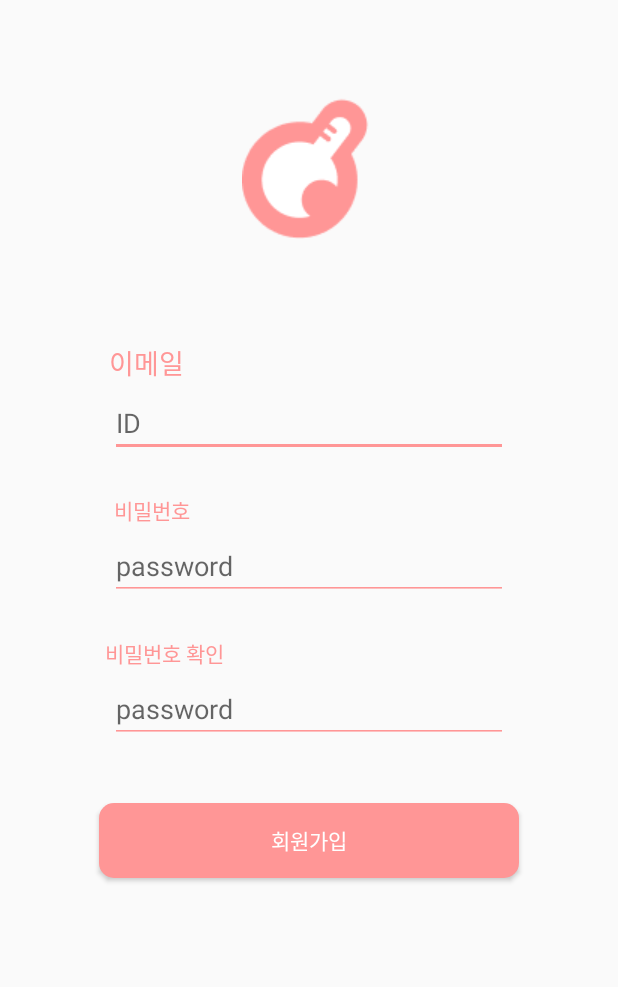
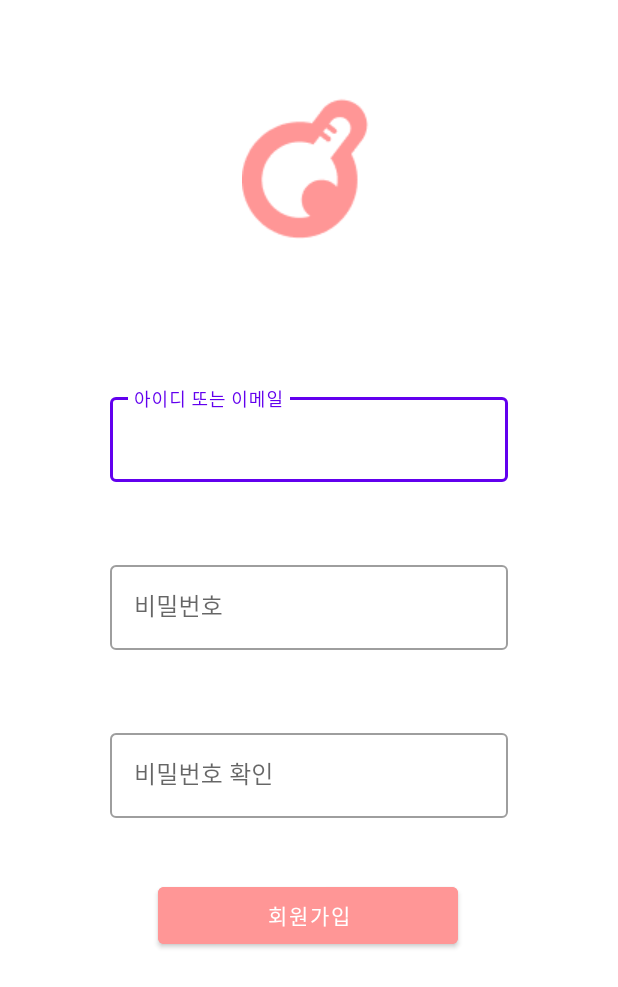
Before and after one commit to BTS-development/BTS_App, an Android app: the SignupActivity screen opened directly, with no data from a screen before it, on a phone screen of 412 x 824 dp. Shown: the top 987 px of the screen. Run offline under Robolectric (Android 15) with nearby library versions, the phone set to English and light mode, and no system bars.

Commit message:
[UPDATE] update Material Design

```diff
--- a/BluetoothTemperatureSubmitter/app/src/main/res/drawable/shape2.xml
+++ b/BluetoothTemperatureSubmitter/app/src/main/res/drawable/shape2.xml
@@ -3,9 +3,6 @@
     <size
         android:width="280dp"
         android:height="50dp"
-        />
-    <solid
-        android:color="#FF9696"
         />
     <padding
         android:bottom="1dp"
--- a/BluetoothTemperatureSubmitter/app/src/main/res/layout/activity_main_page.xml
+++ b/BluetoothTemperatureSubmitter/app/src/main/res/layout/activity_main_page.xml
@@ -29,7 +29,7 @@
                 android:layout_marginTop="40dp"
                 android:src="@color/colorPrimary"
                 app:civ_border_color="#FF9696"
-                app:civ_border_width="2dp"></de.hdodenhof.circleimageview.CircleImageView>
+                app:civ_border_width="2dp"/>
 
             <LinearLayout
                 android:layout_width="160dp"
--- a/BluetoothTemperatureSubmitter/app/src/main/res/layout/activity_signup.xml
+++ b/BluetoothTemperatureSubmitter/app/src/main/res/layout/activity_signup.xml
@@ -17,90 +17,66 @@
         app:layout_constraintTop_toTopOf="parent"
         app:srcCompat="@drawable/btsback" />
 
-    <EditText
-        android:id="@+id/signupID"
+    <com.google.android.material.textfield.TextInputLayout
+        style="@style/Widget.MaterialComponents.TextInputLayout.OutlinedBox"
+        android:id="@+id/signUpIDLayout"
         android:layout_width="265dp"
         android:layout_height="wrap_content"
         android:layout_marginTop="100dp"
-        android:backgroundTint="#FF9696"
-        android:hint="ID"
-        android:textColor="#FF9696"
         app:layout_constraintEnd_toEndOf="parent"
         app:layout_constraintStart_toStartOf="parent"
-        app:layout_constraintTop_toBottomOf="@+id/imglogo" />
+        app:layout_constraintTop_toBottomOf="@+id/imglogo" >
+        <com.google.android.material.textfield.TextInputEditText
+            android:id="@+id/signUpID"
+            android:hint="아이디 또는 이메일"
+            android:layout_width="match_parent"
+            android:layout_height="match_parent"/>
+    </com.google.android.material.textfield.TextInputLayout>
 
-    <TextView
-        android:id="@+id/textView3"
-        android:layout_width="wrap_content"
-        android:layout_height="wrap_content"
-        android:layout_marginBottom="4dp"
-        android:text="이메일"
-        android:textColor="#FF9696"
-        android:textSize="18dp"
-        app:layout_constraintBottom_toTopOf="@+id/signupID"
-        app:layout_constraintEnd_toEndOf="parent"
-        app:layout_constraintHorizontal_bias="0.201"
-        app:layout_constraintStart_toStartOf="parent" />
-
-    <EditText
-        android:id="@+id/signupPassword"
+    <com.google.android.material.textfield.TextInputLayout
+        style="@style/Widget.MaterialComponents.TextInputLayout.OutlinedBox"
+        android:id="@+id/signUpPasswordLayout"
         android:layout_width="265dp"
         android:layout_height="wrap_content"
         android:layout_marginTop="50dp"
-        android:backgroundTint="#FF9696"
-        android:hint="password"
-        android:textColor="#FF9696"
         app:layout_constraintEnd_toEndOf="parent"
         app:layout_constraintStart_toStartOf="parent"
-        app:layout_constraintTop_toBottomOf="@+id/signupID" />
+        app:layout_constraintTop_toBottomOf="@+id/signUpIDLayout" >
 
-    <TextView
-        android:id="@+id/textView4"
-        android:layout_width="wrap_content"
-        android:layout_height="wrap_content"
-        android:layout_marginBottom="4dp"
-        android:text="비밀번호"
-        android:textColor="#FF9696"
-        android:textSize="14dp"
-        app:layout_constraintBottom_toTopOf="@+id/signupPassword"
-        app:layout_constraintEnd_toEndOf="parent"
-        app:layout_constraintHorizontal_bias="0.211"
-        app:layout_constraintStart_toStartOf="parent" />
-    <EditText
-        android:id="@+id/checkPwd"
+        <com.google.android.material.textfield.TextInputEditText
+            android:hint="비밀번호"
+            android:layout_width="match_parent"
+            android:layout_height="match_parent"/>
+
+    </com.google.android.material.textfield.TextInputLayout>
+
+    <com.google.android.material.textfield.TextInputLayout
+        android:id="@+id/checkPwdLayout"
+        style="@style/Widget.MaterialComponents.TextInputLayout.OutlinedBox"
         android:layout_width="265dp"
         android:layout_height="wrap_content"
         android:layout_marginTop="50dp"
-        android:backgroundTint="#FF9696"
-        android:hint="password"
-        android:textColor="#FF9696"
         app:layout_constraintEnd_toEndOf="parent"
         app:layout_constraintStart_toStartOf="parent"
-        app:layout_constraintTop_toBottomOf="@+id/signupPassword" />
+        app:layout_constraintTop_toBottomOf="@+id/signUpPasswordLayout" >
 
-    <TextView
-        android:id="@+id/textView5"
-        android:layout_width="wrap_content"
-        android:layout_height="wrap_content"
-        android:layout_marginBottom="4dp"
-        android:text="비밀번호 확인"
-        android:textColor="#FF9696"
-        android:textSize="14dp"
-        app:layout_constraintBottom_toTopOf="@+id/checkPwd"
-        app:layout_constraintEnd_toEndOf="parent"
-        app:layout_constraintHorizontal_bias="0.211"
-        app:layout_constraintStart_toStartOf="parent" />
+        <com.google.android.material.textfield.TextInputEditText
+            android:id="@+id/checkPwd"
+            android:layout_width="match_parent"
+            android:layout_height="match_parent"
+            android:hint="비밀번호 확인" />
+    </com.google.android.material.textfield.TextInputLayout>
 
-    <Button
+    <com.google.android.material.button.MaterialButton
         android:id="@+id/btnAddUser"
-        android:layout_width="wrap_content"
-        android:layout_height="wrap_content"
+        android:layout_width="200dp"
+        android:layout_height="50dp"
         android:layout_marginTop="40dp"
         android:text="회원가입"
         android:textColor="#ffffff"
-        android:background="@drawable/shape2"
+        android:backgroundTint="#FF9696"
         app:layout_constraintEnd_toEndOf="parent"
         app:layout_constraintHorizontal_bias="0.498"
         app:layout_constraintStart_toStartOf="parent"
-        app:layout_constraintTop_toBottomOf="@+id/checkPwd" />
+        app:layout_constraintTop_toBottomOf="@+id/checkPwdLayout" />
 </androidx.constraintlayout.widget.ConstraintLayout>
--- a/BluetoothTemperatureSubmitter/app/src/main/res/values/styles.xml
+++ b/BluetoothTemperatureSubmitter/app/src/main/res/values/styles.xml
@@ -1,13 +1,12 @@
 <resources>
     <!-- Base application theme. -->
-    <style name="AppTheme" parent="Theme.AppCompat.Light.DarkActionBar">
+    <style name="AppTheme" parent="Theme.MaterialComponents.Light.NoActionBar">
         <!-- Customize your theme here. -->
         <item name="colorPrimary">@color/colorPrimary</item>
         <item name="colorPrimaryDark">@color/colorPrimaryDark</item>
         <item name="colorAccent">@color/colorAccent</item>
-        <!-- No Title Bar-->
-        <item name="windowActionBar">false</item>
-        <item name="windowNoTitle">true</item>
+
+        <item name="android:windowFullscreen">true</item>
     </style>
 
 </resources>
```
Also changed, not shown: BluetoothTemperatureSubmitter/app/src/main/res/layout/activity_login.xml (+31 -43 lines), BluetoothTemperatureSubmitter/app/src/main/res/layout/activity_main.xml (+9 -7 lines).
